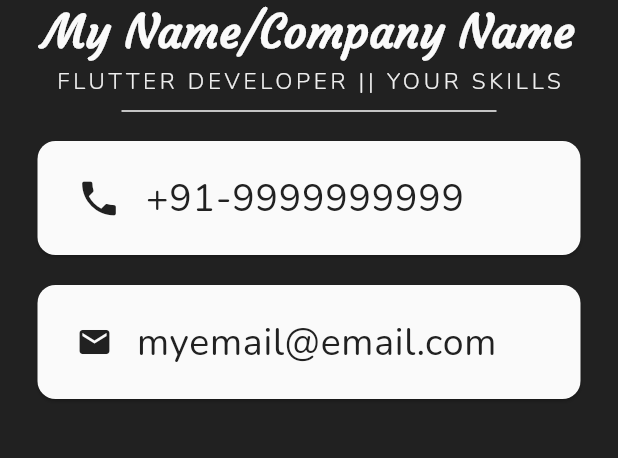
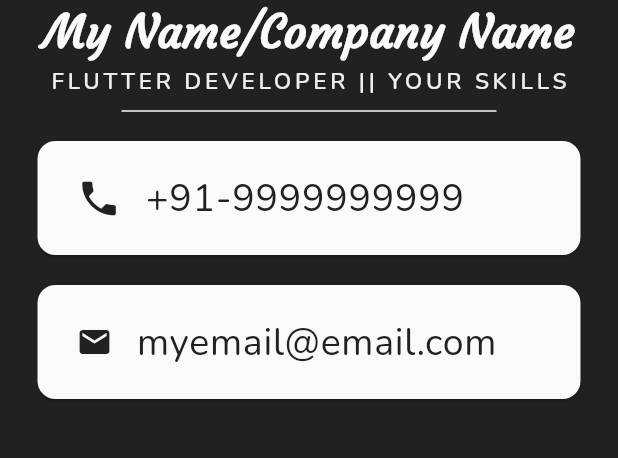
Before and after one commit to R-aM24/Flutter-MiCard, a Flutter app: the screen it shows after launch, on a phone screen of 412 x 824 dp, the part 486-944 px from its top. Run offline on Flutter 3.47's test engine with Material 3 defaults, Android fonts, the phone set to English and light mode, and no system bars.

Commit message:
V1.0.1/SKills fontweight update

```diff
--- a/lib/main.dart
+++ b/lib/main.dart
@@ -33,7 +33,7 @@ class MyApp extends StatelessWidget {
               style: TextStyle(
                   color: Colors.grey[200],
                   fontFamily: 'Nunito',
-                  fontWeight: FontWeight.w300,
+                  fontWeight: FontWeight.w600,
                   fontSize: 15,
                   letterSpacing: 2.5),
             ),
```
